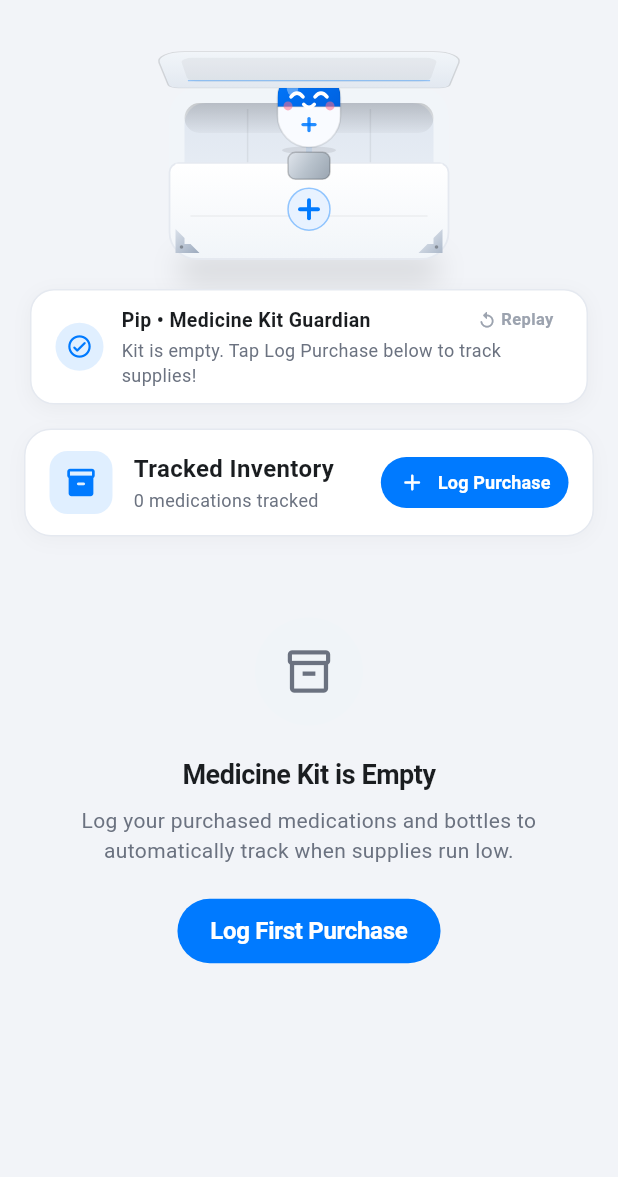
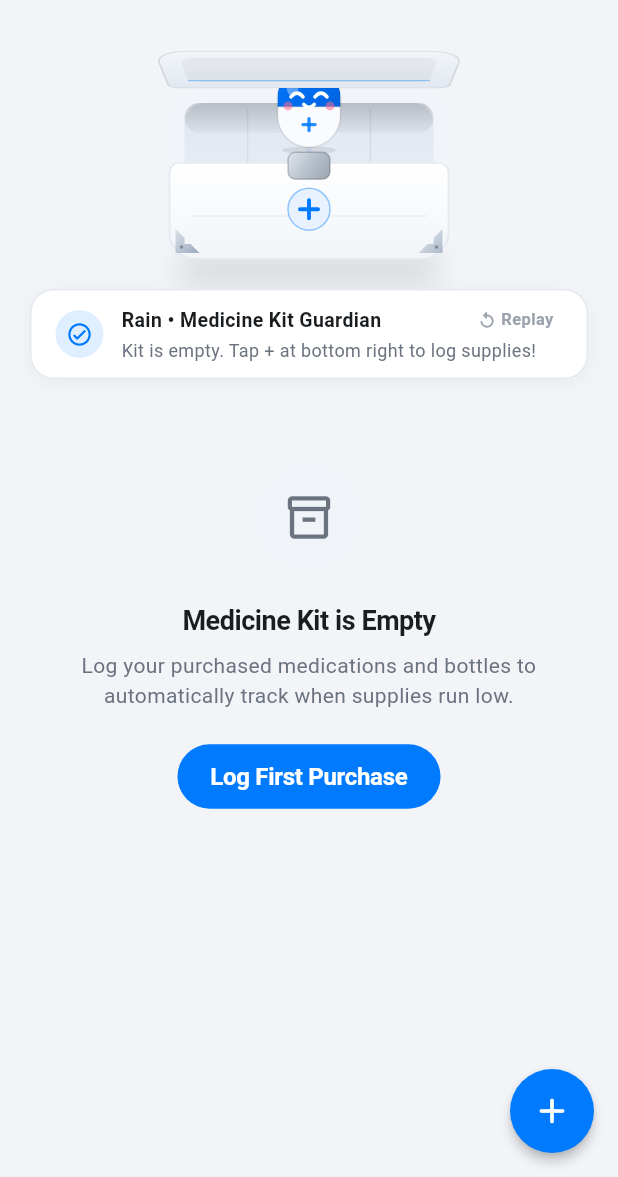
Before and after one commit to eunwia/Jenrx, a Flutter app: the StockScreen screen opened directly, on a phone screen of 412 x 824 dp, the part 59-1236 px from its top. Run offline on Flutter 3.47's test engine with Material 3 defaults, Android fonts, the light colour scheme and no system bars; our stand-ins replace flutter_local_notifications, image_picker, shared_preferences, sqflite, table_calendar, timezone; accounts and stored records are empty.

Commit message:
feat: Rename mascot from Pip to Rain; update related UI and unit tests accordingly

```diff
--- a/lib/screens/dashboard_screen.dart
+++ b/lib/screens/dashboard_screen.dart
@@ -187,7 +187,7 @@ class DashboardScreenState extends State<DashboardScreen> {
       child: ListView(
         padding: const EdgeInsets.fromLTRB(16, 12, 16, 90),
         children: [
-          // Animated Medication Companion Mascot (Pip)
+          // Animated Medication Companion Mascot (Rain)
           MascotCompanion(
             mood: mood,
             nextMedName: nextMedName,
--- a/lib/screens/medicine_kit_screen.dart
+++ b/lib/screens/medicine_kit_screen.dart
@@ -242,73 +242,18 @@ class MedicineKitScreenState extends State<MedicineKitScreen> {
 
           const SizedBox(height: 16),
 
-          // Smoothly Animated Inventory Reveal
+          // Smoothly Animated Stock List / Empty State
           AnimatedOpacity(
             opacity: _revealed ? 1.0 : 0.0,
             duration: const Duration(milliseconds: 380),
             curve: Curves.easeOutCubic,
             child: AnimatedSlide(
-              offset: _revealed ? Offset.zero : const Offset(0, 0.06),
+              offset: _revealed ? Offset.zero : const Offset(0, 0.05),
               duration: const Duration(milliseconds: 380),
               curve: Curves.easeOutCubic,
               child: Column(
                 crossAxisAlignment: CrossAxisAlignment.stretch,
                 children: [
-                  // Inventory Action Bar
-                  AppCard(
-                    padding: const EdgeInsets.symmetric(horizontal: 16, vertical: 14),
-                    child: Row(
-                      children: [
-                        Container(
-                          width: 42,
-                          height: 42,
-                          decoration: BoxDecoration(
-                            color: AppColors.primary.withValues(alpha: 0.12),
-                            borderRadius: BorderRadius.circular(12),
-                          ),
-                          child: const Icon(Icons.inventory_2_rounded, color: AppColors.primary, size: 22),
-                        ),
-                        const SizedBox(width: 14),
-                        Expanded(
-                          child: Column(
-                            crossAxisAlignment: CrossAxisAlignment.start,
-                            children: [
-                              Text(
-                                'Tracked Inventory',
-                                style: TextStyle(
-                                  fontSize: 16,
-                                  fontWeight: FontWeight.w700,
-                                  color: isDark ? AppColors.darkTextPrimary : AppColors.lightTextPrimary,
-                                ),
-                              ),
-                              const SizedBox(height: 2),
-                              Text(
-                                '${_stock.length} medication${_stock.length == 1 ? '' : 's'} tracked${lowStockItems > 0 ? ' • $lowStockItems low' : ''}',
-                                style: TextStyle(
-                                  fontSize: 12,
-                                  color: lowStockItems > 0 ? AppColors.warning : (isDark ? AppColors.darkTextSecondary : AppColors.lightTextSecondary),
-                                  fontWeight: lowStockItems > 0 ? FontWeight.w600 : FontWeight.w400,
-                                ),
-                              ),
-                            ],
-                          ),
-                        ),
-                        FilledButton.tonalIcon(
-                          onPressed: addStock,
-                          icon: const Icon(Icons.add_rounded, size: 18),
-                          label: const Text('Log Purchase', style: TextStyle(fontSize: 12, fontWeight: FontWeight.w600)),
-                          style: FilledButton.styleFrom(
-                            padding: const EdgeInsets.symmetric(horizontal: 12, vertical: 8),
-                            minimumSize: Size.zero,
-                            tapTargetSize: MaterialTapTargetSize.shrinkWrap,
-                          ),
-                        ),
-                      ],
-                    ),
-                  ),
-
-                  const SizedBox(height: 14),
-
                   if (_stock.isEmpty) ...[
                     EmptyStateView(
                       icon: Icons.inventory_2_outlined,
--- a/lib/screens/stock_screen.dart
+++ b/lib/screens/stock_screen.dart
@@ -1,4 +1,5 @@
 import 'package:flutter/material.dart';
+import '../theme/app_theme.dart';
 import 'medicine_kit_screen.dart';
 
 class StockScreen extends StatelessWidget {
@@ -6,13 +7,26 @@ class StockScreen extends StatelessWidget {
 
   @override
   Widget build(BuildContext context) {
+    final kitKey = GlobalKey<MedicineKitScreenState>();
+
     return Scaffold(
       appBar: AppBar(
         title: const Text('Kit & Stocks'),
       ),
-      body: const SingleChildScrollView(
-        padding: EdgeInsets.symmetric(vertical: 14),
-        child: MedicineKitScreen(isStandalone: true),
+      body: SingleChildScrollView(
+        padding: const EdgeInsets.fromLTRB(0, 14, 0, 84), // bottom padding for FAB
+        child: MedicineKitScreen(
+          key: kitKey,
+          isStandalone: true,
+        ),
+      ),
+      floatingActionButton: FloatingActionButton(
+        tooltip: 'Log New Purchase',
+        backgroundColor: AppColors.primary,
+        elevation: 3,
+        shape: const CircleBorder(),
+        onPressed: () => kitKey.currentState?.addStock(),
+        child: const Icon(Icons.add_rounded, size: 28, color: Colors.white),
       ),
     );
   }
--- a/lib/widgets/interactive_medicine_kit.dart
+++ b/lib/widgets/interactive_medicine_kit.dart
@@ -35,7 +35,6 @@ class InteractiveMedicineKitState extends State<InteractiveMedicineKit>
 
   Timer? _blinkTimer;
   Timer? _autoOpenTimer;
-  bool _isOpen = false;
   bool _appIsResumed = true;
 
   @override
@@ -67,10 +66,7 @@ class InteractiveMedicineKitState extends State<InteractiveMedicineKit>
 
     _openController.addStatusListener((status) {
       if (status == AnimationStatus.completed) {
-        setState(() => _isOpen = true);
         widget.onAnimationComplete?.call();
-      } else if (status == AnimationStatus.dismissed) {
-        setState(() => _isOpen = false);
       }
     });
 
@@ -80,7 +76,6 @@ class InteractiveMedicineKitState extends State<InteractiveMedicineKit>
       final reduceMotion = MediaQuery.of(context).disableAnimations;
       if (reduceMotion || widget.initialOpen) {
         _openController.value = 1.0;
-        setState(() => _isOpen = true);
         widget.onAnimationComplete?.call();
       } else {
         // Slight anticipation pause before opening smoothly
@@ -257,7 +252,7 @@ class InteractiveMedicineKitState extends State<InteractiveMedicineKit>
                       ),
                     ),
 
-                    // 3. Pip Health Guardian (Pill character emerging from the cavity)
+                    // 3. Rain Health Guardian (Pill character emerging from the cavity)
                     Positioned(
                       bottom: 8 + kitHeight * 0.38,
                       child: Transform.translate(
@@ -268,7 +263,7 @@ class InteractiveMedicineKitState extends State<InteractiveMedicineKit>
                             opacity: pipVal.clamp(0.0, 1.0),
                             child: CustomPaint(
                               size: const Size(54, 62),
-                              painter: PipMascotPainter(
+                              painter: RainMascotPainter(
                                 mood: widget.lowStockCount > 0
                                     ? CompanionMood.upcoming
                                     : CompanionMood.allCompleted,
@@ -367,7 +362,7 @@ class InteractiveMedicineKitState extends State<InteractiveMedicineKit>
                             Row(
                               children: [
                                 Text(
-                                  _isOpen ? 'Pip • Medicine Kit Guardian' : 'Medicine Kit',
+                                  'Rain • Medicine Kit Guardian',
                                   style: TextStyle(
                                     fontSize: 13,
                                     fontWeight: FontWeight.w700,
@@ -375,7 +370,6 @@ class InteractiveMedicineKitState extends State<InteractiveMedicineKit>
                                   ),
                                 ),
                                 const Spacer(),
-                                if (_isOpen)
                                 InkWell(
                                   onTap: replayOpening,
                                   borderRadius: BorderRadius.circular(12),
@@ -406,13 +400,11 @@ class InteractiveMedicineKitState extends State<InteractiveMedicineKit>
                             ),
                             const SizedBox(height: 2),
                             Text(
-                              _isOpen
-                                  ? (widget.totalItems == 0
-                                      ? 'Kit is empty. Tap Log Purchase below to track supplies!'
+                              widget.totalItems == 0
+                                  ? 'Kit is empty. Tap + at bottom right to log supplies!'
                                   : (widget.lowStockCount > 0
                                       ? 'Careful! ${widget.lowStockCount} medication supply is running low.'
-                                          : 'All ${widget.totalItems} supplies safe & accounted for!'))
-                                  : 'Tap to open and inspect your medicine stocks.',
+                                      : 'All ${widget.totalItems} supplies safe & accounted for!'),
                               style: TextStyle(
                                 fontSize: 12,
                                 color: widget.lowStockCount > 0
--- a/lib/widgets/mascot_companion.dart
+++ b/lib/widgets/mascot_companion.dart
@@ -249,7 +249,7 @@ class _MascotCompanionState extends State<MascotCompanion>
                 builder: (context, _) {
                   return CustomPaint(
                     size: const Size(54, 62),
-                    painter: PipMascotPainter(
+                    painter: RainMascotPainter(
                       mood: widget.mood,
                       blinkProgress: _blinkController.value,
                       isDark: isDark,
@@ -281,7 +281,7 @@ class _MascotCompanionState extends State<MascotCompanion>
                           Icon(Icons.shield_rounded, size: 11, color: AppColors.primary),
                           SizedBox(width: 3),
                           Text(
-                            'PIP • HEALTH GUARDIAN',
+                            'RAIN • HEALTH GUARDIAN',
                             style: TextStyle(
                               fontSize: 10,
                               fontWeight: FontWeight.w700,
@@ -317,12 +317,12 @@ class _MascotCompanionState extends State<MascotCompanion>
   }
 }
 
-class PipMascotPainter extends CustomPainter {
+class RainMascotPainter extends CustomPainter {
   final CompanionMood mood;
   final double blinkProgress;
   final bool isDark;
 
-  PipMascotPainter({
+  RainMascotPainter({
     required this.mood,
     required this.blinkProgress,
     required this.isDark,
@@ -483,9 +483,11 @@ class PipMascotPainter extends CustomPainter {
   }
 
   @override
-  bool shouldRepaint(covariant PipMascotPainter oldDelegate) {
+  bool shouldRepaint(covariant RainMascotPainter oldDelegate) {
     return oldDelegate.mood != mood ||
         oldDelegate.blinkProgress != blinkProgress ||
         oldDelegate.isDark != isDark;
   }
 }
+
+typedef PipMascotPainter = RainMascotPainter;
```
Also changed, not shown: 1 other file. Lines whose indentation alone changed are shown as unchanged.
